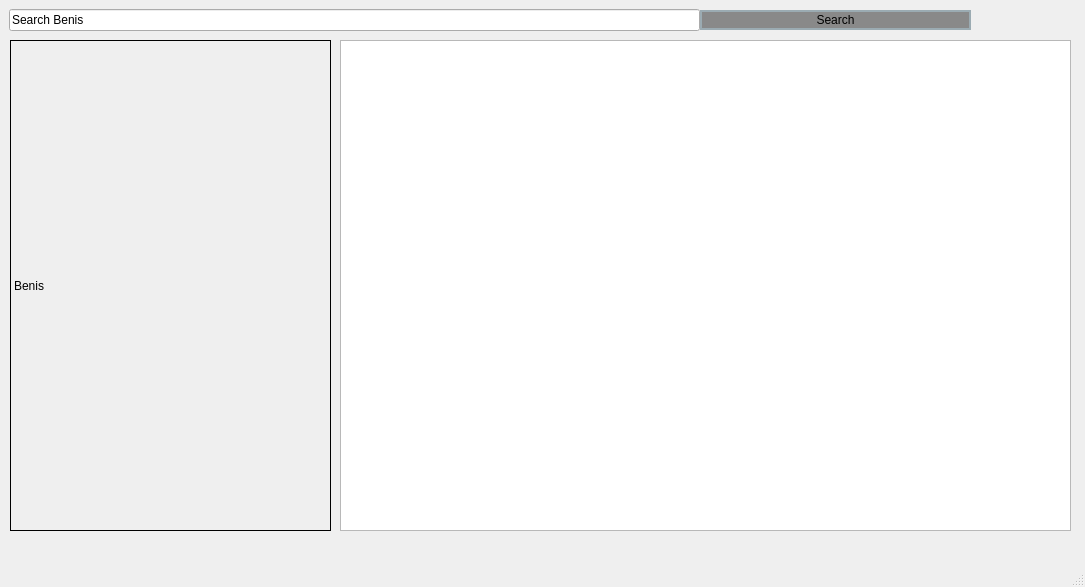
First picture: the form in youTubeAPI.ui, repository Immortal813/youTubeAPI, before the edit.
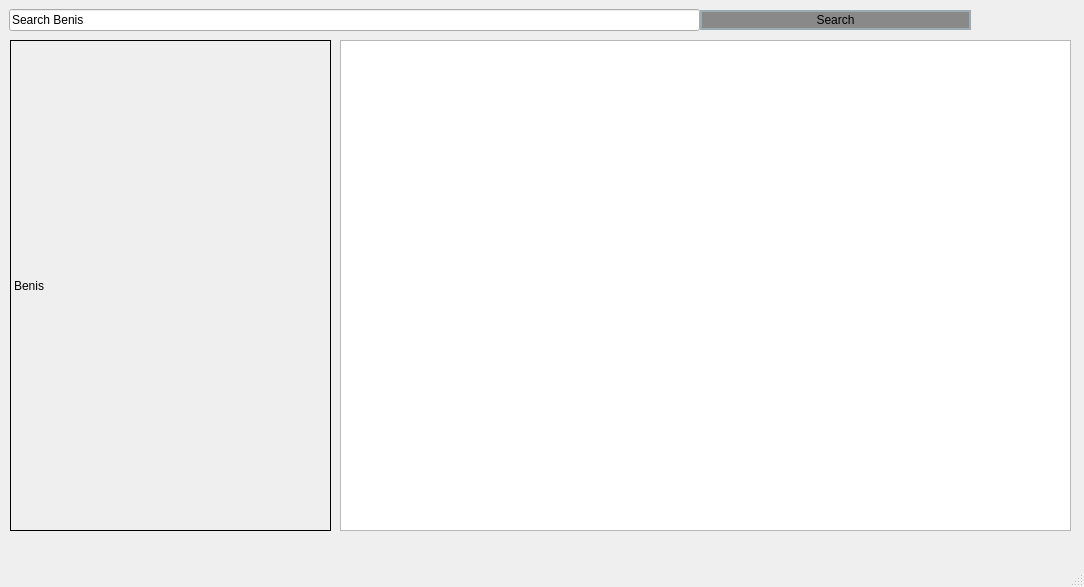
Second picture: the form after the edit.

```diff
--- a/youTubeAPI.ui
+++ b/youTubeAPI.ui
@@ -6,7 +6,7 @@
    <rect>
     <x>0</x>
     <y>0</y>
-    <width>1085</width>
+    <width>1084</width>
     <height>587</height>
    </rect>
   </property>
```
Left out of the diff: 2 changed lines with no effect on the pictures.
